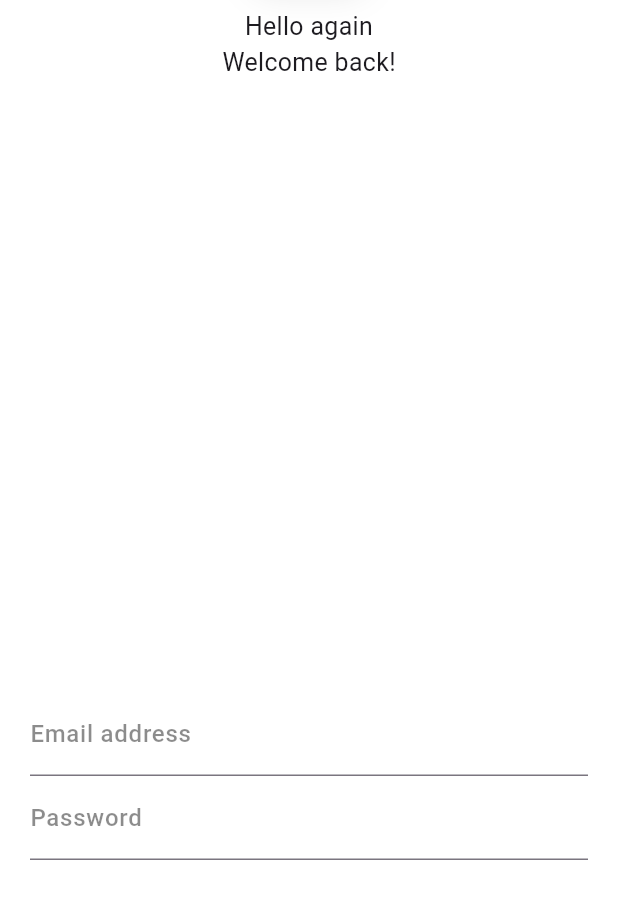
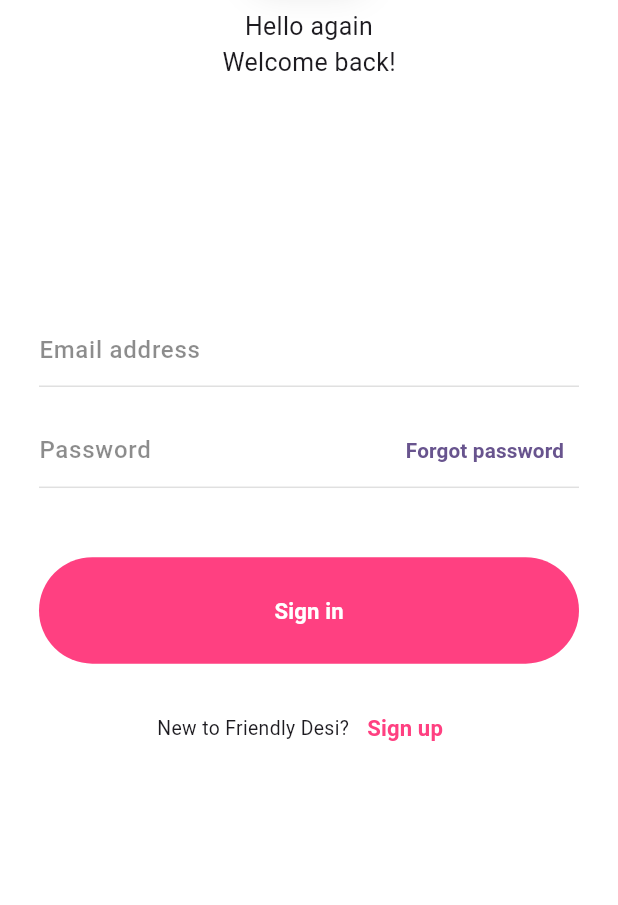
Before and after one commit to mricharleon/animalizate-mobile, a Flutter app: the screen it shows after launch, on a phone screen of 412 x 824 dp, the part 331-1236 px from its top. Run offline on Flutter 3.47's test engine with Material 3 defaults, Android fonts, the phone set to English and light mode, and no system bars; our stand-ins replace flutter_svg.

Commit message:
feat: add buttons

```diff
--- a/lib/pages/home_page.dart
+++ b/lib/pages/home_page.dart
@@ -24,9 +24,10 @@ class _HomePageState extends State<HomePage> {
         onTap: () {
           FocusScope.of(context).unfocus();
         },
+        child: SingleChildScrollView(
           child: Container(
             width: double.infinity,
-          height: double.infinity,
+            height: responsive.height,
             color: Colors.white,
             child: Stack(
               alignment: Alignment.center,
@@ -68,6 +69,7 @@ class _HomePageState extends State<HomePage> {
             ),
           ),
         ),
+      ),
     );
   }
 }
--- a/lib/utils/responsive.dart
+++ b/lib/utils/responsive.dart
@@ -3,10 +3,12 @@ import 'dart:math' as math;
 
 class Responsive {
   late double _width, _height, _diagonal;
+  late bool _isTablet;
 
   double get width => _width;
   double get height => _height;
   double get diagonal => _diagonal;
+  bool get isTablet => _isTablet;
 
   static Responsive of(BuildContext context) => Responsive(context);
 
@@ -15,6 +17,8 @@ class Responsive {
     _width = size.width;
     _height = size.height;
     _diagonal = math.sqrt(math.pow(_width, 2) + math.pow(_height, 2));
+
+    _isTablet = size.shortestSide >= 600;
   }
 
   double wp(double percent) => _width * percent / 100;
--- a/lib/widgets/input_text.dart
+++ b/lib/widgets/input_text.dart
@@ -3,12 +3,15 @@ import 'package:flutter/material.dart';
 class InputText extends StatelessWidget {
   final String label;
   final TextInputType keyboardType;
-  final bool obscureText;
+  final bool obscureText, borderEnabled;
+  final double fontSize;
   const InputText({
     Key? key,
     required this.label,
     this.keyboardType = TextInputType.text,
     this.obscureText = false,
+    this.borderEnabled = true,
+    this.fontSize = 15,
   }) : super(key: key);
 
   @override
@@ -16,8 +19,14 @@ class InputText extends StatelessWidget {
     return TextFormField(
       keyboardType: keyboardType,
       obscureText: obscureText,
+      style: TextStyle(fontSize: fontSize),
       decoration: InputDecoration(
         labelText: label,
+        contentPadding: const EdgeInsets.symmetric(vertical: 5),
+        enabledBorder: borderEnabled
+            ? const UnderlineInputBorder(
+                borderSide: BorderSide(color: Colors.black12))
+            : InputBorder.none,
         labelStyle:
             const TextStyle(color: Colors.black45, fontWeight: FontWeight.w500),
       ),
--- a/lib/widgets/login_form.dart
+++ b/lib/widgets/login_form.dart
@@ -1,6 +1,6 @@
+import 'package:animalizate/utils/responsive.dart';
 import 'package:animalizate/widgets/input_text.dart';
 import 'package:flutter/material.dart';
-import 'package:flutter/services.dart';
 
 class LoginForm extends StatefulWidget {
   const LoginForm({Key? key}) : super(key: key);
@@ -12,21 +12,99 @@ class LoginForm extends StatefulWidget {
 class _LoginFormState extends State<LoginForm> {
   @override
   Widget build(BuildContext context) {
-    return const Positioned(
+    final Responsive responsive = Responsive.of(context);
+    return Positioned(
       bottom: 30,
-      left: 20,
-      right: 20,
+      child: Container(
+        constraints: BoxConstraints(maxWidth: responsive.isTablet ? 430 : 360),
         child: Column(
           children: <Widget>[
             InputText(
               keyboardType: TextInputType.emailAddress,
               label: 'Email address',
+              fontSize: responsive.dp(1.4),
             ),
-          InputText(
+            SizedBox(
+              height: responsive.dp(2),
+            ),
+            Container(
+              decoration: const BoxDecoration(
+                border: Border(
+                  bottom: BorderSide(color: Colors.black12),
+                ),
+              ),
+              child: Row(
+                children: <Widget>[
+                  Expanded(
+                    child: InputText(
                       label: 'Password',
                       obscureText: true,
+                      borderEnabled: false,
+                      fontSize: responsive.dp(1.4),
+                    ),
+                  ),
+                  TextButton(
+                    style: TextButton.styleFrom(
+                      padding: const EdgeInsets.all(10),
+                    ),
+                    onPressed: () {},
+                    child: Text(
+                      'Forgot password',
+                      style: TextStyle(
+                          fontWeight: FontWeight.bold,
+                          fontSize: responsive.dp(1.5)),
+                    ),
                   ),
                 ],
+              ),
+            ),
+            SizedBox(
+              height: responsive.dp(5),
+            ),
+            SizedBox(
+              width: double.infinity,
+              child: TextButton(
+                style: TextButton.styleFrom(
+                    padding: const EdgeInsets.symmetric(vertical: 25),
+                    backgroundColor: Colors.pinkAccent),
+                onPressed: () {},
+                child: Text(
+                  'Sign in',
+                  style: TextStyle(
+                      fontWeight: FontWeight.bold, // Aplica el font weight bold
+                      color: Colors.white,
+                      fontSize: responsive.dp(1.6)),
+                ),
+              ),
+            ),
+            SizedBox(
+              height: responsive.dp(2),
+            ),
+            Row(
+              mainAxisAlignment: MainAxisAlignment.center,
+              children: <Widget>[
+                Text(
+                  "New to Friendly Desi?",
+                  style: TextStyle(fontSize: responsive.dp(1.4)),
+                ),
+                TextButton(
+                  onPressed: () {},
+                  child: Text(
+                    'Sign up',
+                    style: TextStyle(
+                        fontWeight:
+                            FontWeight.bold, // Aplica el font weight bold
+                        color: Colors.pinkAccent,
+                        fontSize: responsive.dp(1.6)),
+                  ),
+                ),
+              ],
+            ),
+            SizedBox(
+              height: responsive.dp(7),
+            ),
+          ],
+        ),
       ),
     );
   }
```
Lines whose indentation alone changed are shown as unchanged.
